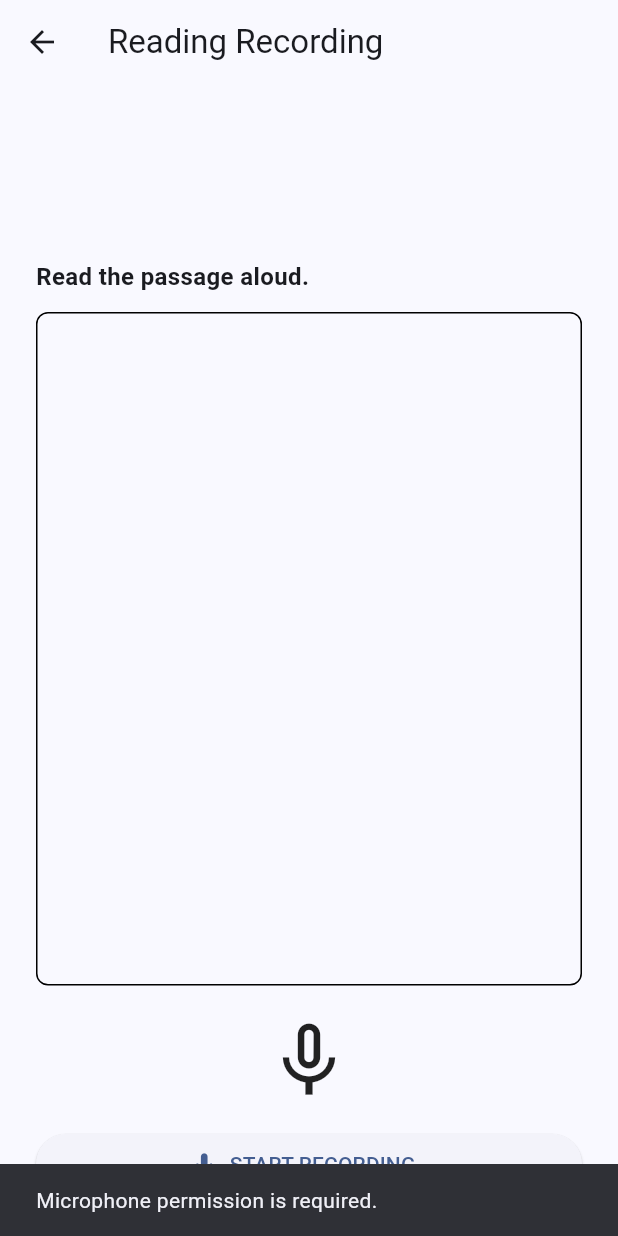
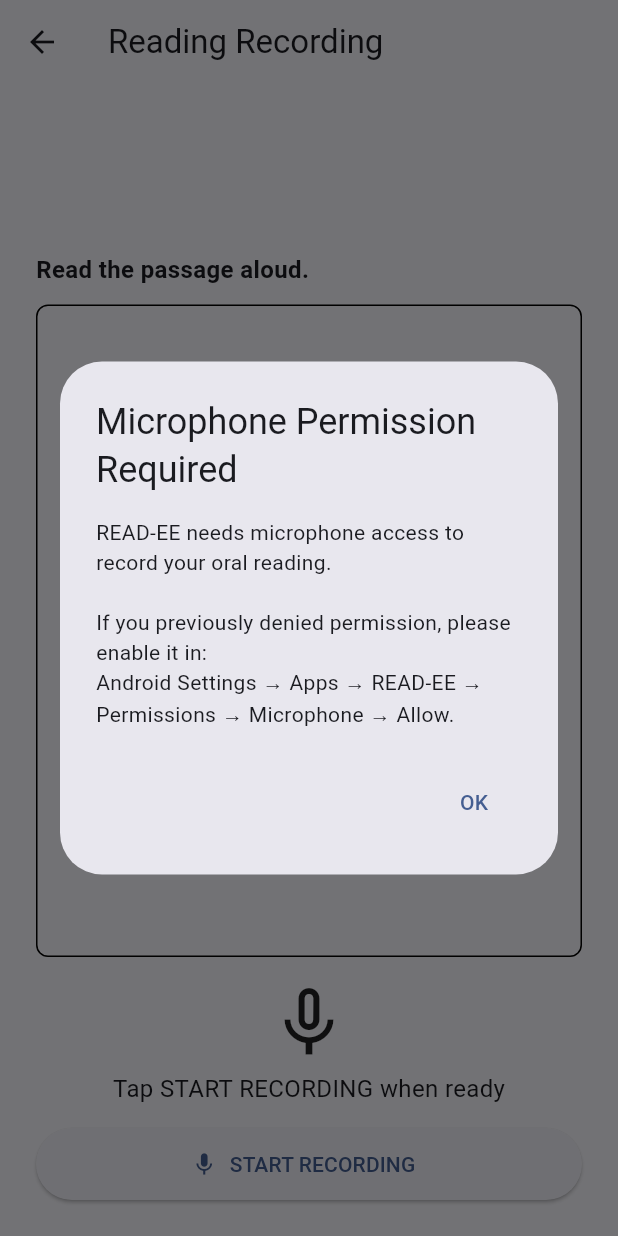
Before and after one commit to gwen041/Read-EE, a Flutter app: the RecordingScreen screen opened directly with empty values, after a tap on "START RECORDING", on a phone screen of 412 x 824 dp. Run offline on Flutter 3.47's test engine with Material 3 defaults, Android fonts, the phone set to English and light mode, and no system bars; our stand-ins replace audioplayers, cross_file, file_picker; missing offline and left inert: record, universal_html; accounts and stored records are empty.

Commit message:
Add: configure permissions, gradle heap, and device recording and playback

```diff
--- a/frontend/lib/screens/recording_screen.dart
+++ b/frontend/lib/screens/recording_screen.dart
@@ -1,3 +1,7 @@
+import 'dart:async';
+import 'dart:io';
+
+import 'package:flutter/foundation.dart';
 import 'package:flutter/material.dart';
 import 'package:record/record.dart';
 import '../models/reading_material.dart';
@@ -25,48 +29,171 @@
   State<RecordingScreen> createState() => _RecordingScreenState();
 }
 
-class _RecordingScreenState extends State<RecordingScreen> {
+class _RecordingScreenState extends State<RecordingScreen>
+    with WidgetsBindingObserver {
   final AudioRecorder recorder = AudioRecorder();
   bool isRecording = false;
+  bool _isBusy = false;
+  int _elapsedSeconds = 0;
+  Timer? _timer;
+  String? _lastTempFilePath;
+
+  @override
+  void initState() {
+    super.initState();
+    WidgetsBinding.instance.addObserver(this);
+  }
 
   @override
   void dispose() {
+    WidgetsBinding.instance.removeObserver(this);
+    _timer?.cancel();
     recorder.dispose();
     super.dispose();
   }
 
+  @override
+  void didChangeAppLifecycleState(AppLifecycleState state) {
+    if ((state == AppLifecycleState.paused ||
+            state == AppLifecycleState.detached) &&
+        isRecording) {
+      stopRecording(navigateToReview: true);
+    }
+  }
+
+  void _startTimer() {
+    _timer?.cancel();
+    _elapsedSeconds = 0;
+    _timer = Timer.periodic(const Duration(seconds: 1), (_) {
+      if (mounted) {
+        setState(() {
+          _elapsedSeconds++;
+        });
+      }
+    });
+  }
+
+  void _stopTimer() {
+    _timer?.cancel();
+    _timer = null;
+  }
+
+  String _formatElapsed(int totalSeconds) {
+    final minutes = (totalSeconds ~/ 60).toString().padLeft(2, '0');
+    final seconds = (totalSeconds % 60).toString().padLeft(2, '0');
+    return '$minutes:$seconds';
+  }
+
+  void _showPermissionDeniedDialog() {
+    showDialog<void>(
+      context: context,
+      builder: (context) => AlertDialog(
+        title: const Text('Microphone Permission Required'),
+        content: const Text(
+          'READ-EE needs microphone access to record your oral reading.\n\n'
+          'If you previously denied permission, please enable it in:\n'
+          'Android Settings → Apps → READ-EE → Permissions → Microphone → Allow.',
+        ),
+        actions: [
+          TextButton(
+            onPressed: () => Navigator.pop(context),
+            child: const Text('OK'),
+          ),
+        ],
+      ),
+    );
+  }
+
   Future<void> startRecording() async {
+    if (_isBusy || isRecording) return;
+
+    setState(() {
+      _isBusy = true;
+    });
+
+    try {
       final hasPermission = await recorder.hasPermission();
 
       if (!hasPermission) {
         if (!mounted) return;
-      ScaffoldMessenger.of(context).showSnackBar(
-        const SnackBar(
-          content: Text('Microphone permission is required.'),
-        ),
-      );
+        _showPermissionDeniedDialog();
         return;
       }
 
+      if (!kIsWeb && _lastTempFilePath != null) {
+        try {
+          final oldFile = File(_lastTempFilePath!);
+          if (oldFile.existsSync()) {
+            oldFile.deleteSync();
+          }
+        } catch (_) {}
+      }
+
+      final recordingPath = kIsWeb
+          ? 'reading_recording.wav'
+          : '${Directory.systemTemp.path}/reading_recording_${DateTime.now().millisecondsSinceEpoch}.wav';
+
       await recorder.start(
-      const RecordConfig(),
-      path: 'reading_recording.wav',
+        const RecordConfig(encoder: AudioEncoder.wav),
+        path: recordingPath,
       );
 
+      if (!mounted) return;
+
+      _startTimer();
       setState(() {
         isRecording = true;
+        _lastTempFilePath = recordingPath;
+      });
+    } catch (e) {
+      if (!mounted) return;
+      ScaffoldMessenger.of(context).showSnackBar(
+        SnackBar(
+          content: Text('Failed to start recording: $e'),
+        ),
+      );
+    } finally {
+      if (mounted) {
+        setState(() {
+          _isBusy = false;
         });
       }
+    }
+  }
 
-  Future<void> stopRecording() async {
+  Future<void> stopRecording({bool navigateToReview = true}) async {
+    if (_isBusy || !isRecording) return;
+
+    setState(() {
+      _isBusy = true;
+    });
+
+    try {
       final path = await recorder.stop();
+      _stopTimer();
+
+      if (!mounted) return;
 
       setState(() {
         isRecording = false;
       });
 
-    if (!mounted || path == null) {
+      if (!navigateToReview || path == null) {
         return;
+      }
+
+      if (!kIsWeb) {
+        final recordedFile = File(path);
+        if (!recordedFile.existsSync() || recordedFile.lengthSync() <= 44) {
+          ScaffoldMessenger.of(context).showSnackBar(
+            const SnackBar(
+              content: Text(
+                'Recording was empty or too short. Please try recording again.',
+              ),
+            ),
+          );
+          return;
+        }
       }
 
       Navigator.push(
@@ -83,11 +210,38 @@
           ),
         ),
       );
+    } catch (e) {
+      _stopTimer();
+      if (!mounted) return;
+      setState(() {
+        isRecording = false;
+      });
+      ScaffoldMessenger.of(context).showSnackBar(
+        SnackBar(
+          content: Text('Error stopping recording: $e'),
+        ),
+      );
+    } finally {
+      if (mounted) {
+        setState(() {
+          _isBusy = false;
+        });
+      }
+    }
   }
 
   @override
   Widget build(BuildContext context) {
-    return Scaffold(
+    return PopScope(
+      canPop: !isRecording,
+      onPopInvokedWithResult: (didPop, _) async {
+        if (didPop) return;
+        await stopRecording(navigateToReview: false);
+        if (context.mounted) {
+          Navigator.pop(context);
+        }
+      },
+      child: Scaffold(
         appBar: AppBar(
           title: const Text('Reading Recording'),
         ),
@@ -110,7 +264,7 @@
                   fontSize: 18,
                 ),
               ),
-            const SizedBox(height: 25),
+              const SizedBox(height: 20),
               const Text(
                 'Read the passage aloud.',
                 style: TextStyle(
@@ -138,18 +292,38 @@
                   ),
                 ),
               ),
-            const SizedBox(height: 20),
+              const SizedBox(height: 16),
               Center(
-              child: Icon(
+                child: Column(
+                  children: [
+                    Icon(
                       isRecording ? Icons.mic : Icons.mic_none,
-                size: 60,
+                      size: 56,
+                      color: isRecording ? Colors.red : null,
+                    ),
+                    const SizedBox(height: 4),
+                    Text(
+                      isRecording
+                          ? 'Recording: ${_formatElapsed(_elapsedSeconds)}'
+                          : 'Tap START RECORDING when ready',
+                      style: TextStyle(
+                        fontSize: 16,
+                        fontWeight:
+                            isRecording ? FontWeight.bold : FontWeight.normal,
+                        color: isRecording ? Colors.red : null,
+                      ),
+                    ),
+                  ],
                 ),
               ),
               const SizedBox(height: 15),
               SizedBox(
                 width: double.infinity,
+                height: 48,
                 child: ElevatedButton.icon(
-                onPressed: isRecording ? stopRecording : startRecording,
+                  onPressed: _isBusy
+                      ? null
+                      : (isRecording ? () => stopRecording() : startRecording),
                   icon: Icon(
                     isRecording ? Icons.stop : Icons.mic,
                   ),
@@ -161,6 +335,7 @@
             ],
           ),
         ),
+      ),
     );
   }
 }
```
Also changed, not shown: frontend/lib/screens/recording_review_screen.dart (+29 -17 lines), 2 other files. Lines whose indentation alone changed are shown as unchanged.
